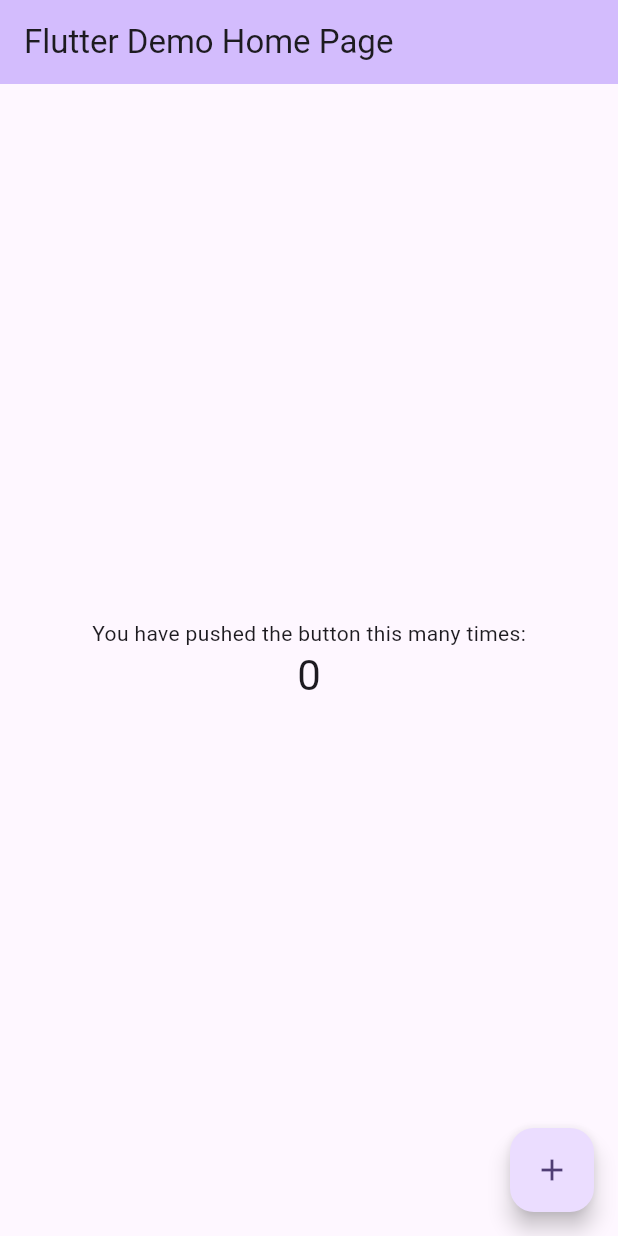
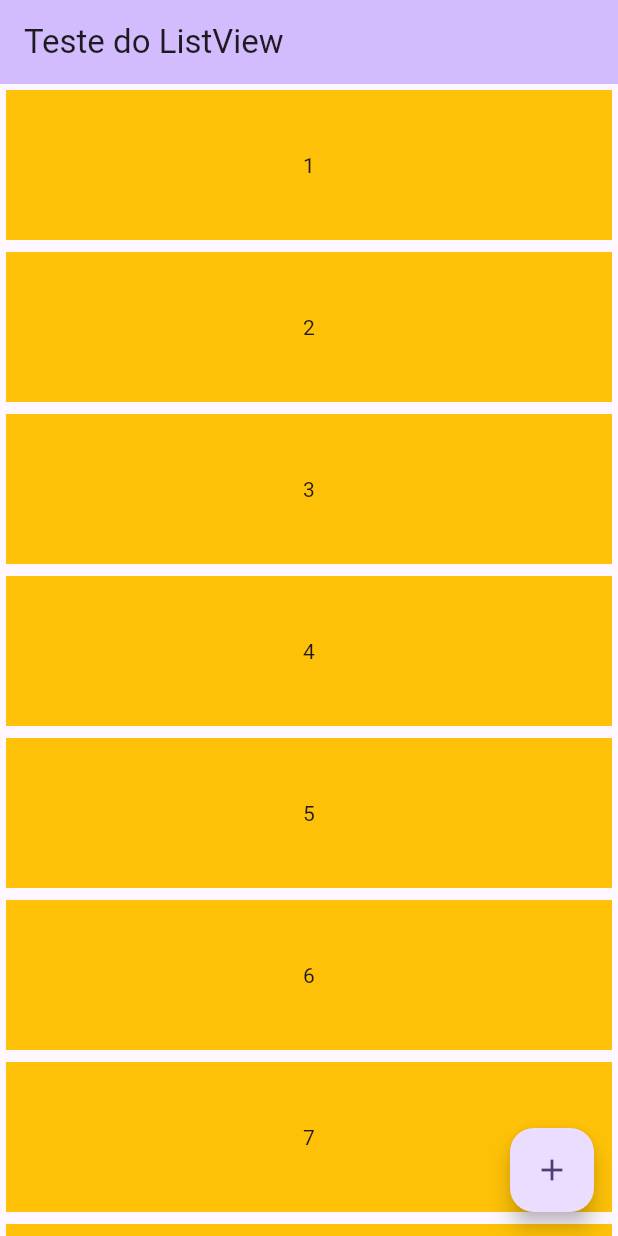
Before and after one commit to thomazrb/exemplo_listview, a Flutter app: the screen it shows after launch, on a phone screen of 412 x 824 dp. Run offline on Flutter 3.47's test engine with Material 2 defaults, Android fonts, the phone set to English and light mode, and no system bars.

Commit message:
Código do final do vídeo 1

```diff
--- /dev/null
+++ b/lib/components/my_box.dart
@@ -0,0 +1,18 @@
+import 'package:flutter/material.dart';
+
+class MyBox extends StatelessWidget {
+  final int number;
+  const MyBox(this.number, {super.key});
+
+  @override
+  Widget build(BuildContext context) {
+    return Padding(
+      padding: const EdgeInsets.all(4.0),
+      child: Container(
+        height: 100,
+        color: Colors.amber,
+        child: Center(child: Text(number.toString())),
+      ),
+    );
+  }
+}
--- a/lib/main.dart
+++ b/lib/main.dart
@@ -1,4 +1,5 @@
 import 'package:flutter/material.dart';
+import 'pages/home_page.dart';
 
 void main() {
   runApp(const MyApp());
@@ -7,119 +8,15 @@ void main() {
 class MyApp extends StatelessWidget {
   const MyApp({super.key});
 
-  // This widget is the root of your application.
   @override
   Widget build(BuildContext context) {
     return MaterialApp(
       title: 'Flutter Demo',
       theme: ThemeData(
-        // This is the theme of your application.
-        //
-        // TRY THIS: Try running your application with "flutter run". You'll see
-        // the application has a blue toolbar. Then, without quitting the app,
-        // try changing the seedColor in the colorScheme below to Colors.green
-        // and then invoke "hot reload" (save your changes or press the "hot
-        // reload" button in a Flutter-supported IDE, or press "r" if you used
-        // the command line to start the app).
-        //
-        // Notice that the counter didn't reset back to zero; the application
-        // state is not lost during the reload. To reset the state, use hot
-        // restart instead.
-        //
-        // This works for code too, not just values: Most code changes can be
-        // tested with just a hot reload.
         colorScheme: ColorScheme.fromSeed(seedColor: Colors.deepPurple),
         useMaterial3: true,
       ),
-      home: const MyHomePage(title: 'Flutter Demo Home Page'),
+      home: const HomePage(),
     );
   }
 }
-
-class MyHomePage extends StatefulWidget {
-  const MyHomePage({super.key, required this.title});
-
-  // This widget is the home page of your application. It is stateful, meaning
-  // that it has a State object (defined below) that contains fields that affect
-  // how it looks.
-
-  // This class is the configuration for the state. It holds the values (in this
-  // case the title) provided by the parent (in this case the App widget) and
-  // used by the build method of the State. Fields in a Widget subclass are
-  // always marked "final".
-
-  final String title;
-
-  @override
-  State<MyHomePage> createState() => _MyHomePageState();
-}
-
-class _MyHomePageState extends State<MyHomePage> {
-  int _counter = 0;
-
-  void _incrementCounter() {
-    setState(() {
-      // This call to setState tells the Flutter framework that something has
-      // changed in this State, which causes it to rerun the build method below
-      // so that the display can reflect the updated values. If we changed
-      // _counter without calling setState(), then the build method would not be
-      // called again, and so nothing would appear to happen.
-      _counter++;
-    });
-  }
-
-  @override
-  Widget build(BuildContext context) {
-    // This method is rerun every time setState is called, for instance as done
-    // by the _incrementCounter method above.
-    //
-    // The Flutter framework has been optimized to make rerunning build methods
-    // fast, so that you can just rebuild anything that needs updating rather
-    // than having to individually change instances of widgets.
-    return Scaffold(
-      appBar: AppBar(
-        // TRY THIS: Try changing the color here to a specific color (to
-        // Colors.amber, perhaps?) and trigger a hot reload to see the AppBar
-        // change color while the other colors stay the same.
-        backgroundColor: Theme.of(context).colorScheme.inversePrimary,
-        // Here we take the value from the MyHomePage object that was created by
-        // the App.build method, and use it to set our appbar title.
-        title: Text(widget.title),
-      ),
-      body: Center(
-        // Center is a layout widget. It takes a single child and positions it
-        // in the middle of the parent.
-        child: Column(
-          // Column is also a layout widget. It takes a list of children and
-          // arranges them vertically. By default, it sizes itself to fit its
-          // children horizontally, and tries to be as tall as its parent.
-          //
-          // Column has various properties to control how it sizes itself and
-          // how it positions its children. Here we use mainAxisAlignment to
-          // center the children vertically; the main axis here is the vertical
-          // axis because Columns are vertical (the cross axis would be
-          // horizontal).
-          //
-          // TRY THIS: Invoke "debug painting" (choose the "Toggle Debug Paint"
-          // action in the IDE, or press "p" in the console), to see the
-          // wireframe for each widget.
-          mainAxisAlignment: MainAxisAlignment.center,
-          children: <Widget>[
-            const Text(
-              'You have pushed the button this many times:',
-            ),
-            Text(
-              '$_counter',
-              style: Theme.of(context).textTheme.headlineMedium,
-            ),
-          ],
-        ),
-      ),
-      floatingActionButton: FloatingActionButton(
-        onPressed: _incrementCounter,
-        tooltip: 'Increment',
-        child: const Icon(Icons.add),
-      ), // This trailing comma makes auto-formatting nicer for build methods.
-    );
-  }
-}
--- /dev/null
+++ b/lib/pages/home_page.dart
@@ -0,0 +1,37 @@
+import 'package:exemplo_listview/components/my_box.dart';
+import 'package:flutter/material.dart';
+
+class HomePage extends StatelessWidget {
+  const HomePage({super.key});
+
+  @override
+  Widget build(BuildContext context) {
+    return Scaffold(
+      appBar: AppBar(
+        title: const Text('Teste do ListView'),
+        backgroundColor: Theme.of(context).colorScheme.inversePrimary,
+      ),
+      body: ListView(children: const [
+        MyBox(1),
+        MyBox(2),
+        MyBox(3),
+        MyBox(4),
+        MyBox(5),
+        MyBox(6),
+        MyBox(7),
+        MyBox(8),
+        MyBox(9),
+        MyBox(10),
+        MyBox(11),
+        MyBox(12),
+        MyBox(13),
+        MyBox(14),
+        MyBox(15),
+      ]),
+      floatingActionButton: FloatingActionButton(
+        onPressed: () {},
+        child: const Icon(Icons.add),
+      ),
+    );
+  }
+}
```
